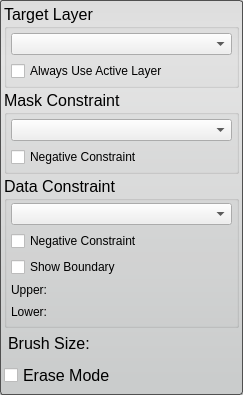
First picture: the form in src/Interface/ToolInterface/PaintToolInterface.ui, repository SCIInstitute/Seg3D, before the edit.
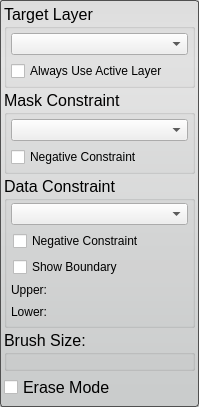
Second picture: the form after the edit. Custom widgets are drawn as their Qt base class.

Diff of the .ui file:
```diff
--- a/src/Interface/ToolInterface/PaintToolInterface.ui
+++ b/src/Interface/ToolInterface/PaintToolInterface.ui
@@ -6,8 +6,8 @@
    <rect>
     <x>0</x>
     <y>0</y>
-    <width>243</width>
-    <height>371</height>
+    <width>199</width>
+    <height>391</height>
    </rect>
   </property>
   <property name="sizePolicy">
@@ -182,17 +182,71 @@
        </widget>
       </item>
       <item>
-       <widget class="QCheckBox" name="negative_data_constraint_">
-        <property name="text">
-         <string>Negative Constraint</string>
+       <widget class="QWidget" name="widget_7" native="true">
+        <property name="minimumSize">
+         <size>
+          <width>0</width>
+          <height>20</height>
+         </size>
         </property>
+        <layout class="QHBoxLayout" name="horizontalLayout_5">
+         <property name="spacing">
+          <number>0</number>
+         </property>
+         <property name="leftMargin">
+          <number>2</number>
+         </property>
+         <property name="topMargin">
+          <number>0</number>
+         </property>
+         <property name="rightMargin">
+          <number>0</number>
+         </property>
+         <property name="bottomMargin">
+          <number>0</number>
+         </property>
+         <item>
+          <widget class="QCheckBox" name="negative_data_constraint_">
+           <property name="text">
+            <string>Negative Constraint</string>
+           </property>
+          </widget>
+         </item>
+        </layout>
        </widget>
       </item>
       <item>
-       <widget class="QCheckBox" name="show_boundary_">
-        <property name="text">
-         <string>Show Boundary</string>
+       <widget class="QWidget" name="widget_8" native="true">
+        <property name="minimumSize">
+         <size>
+          <width>0</width>
+          <height>20</height>
+         </size>
         </property>
+        <layout class="QHBoxLayout" name="horizontalLayout_4">
+         <property name="spacing">
+          <number>0</number>
+         </property>
+         <property name="leftMargin">
+          <number>2</number>
+         </property>
+         <property name="topMargin">
+          <number>0</number>
+         </property>
+         <property name="rightMargin">
+          <number>0</number>
+         </property>
+         <property name="bottomMargin">
+          <number>0</number>
+         </property>
+         <item>
+          <widget class="QCheckBox" name="show_boundary_">
+           <property name="text">
+            <string>Show Boundary</string>
+           </property>
+          </widget>
+         </item>
+        </layout>
        </widget>
       </item>
       <item>
@@ -243,21 +297,20 @@
     </widget>
    </item>
    <item>
-    <widget class="QWidget" name="widget_5" native="true">
-     <layout class="QVBoxLayout" name="verticalLayout_7">
+    <widget class="QGroupBox" name="groupBox">
+     <property name="title">
+      <string>Brush Size:</string>
+     </property>
+     <layout class="QHBoxLayout" name="horizontalLayout_6">
       <property name="spacing">
        <number>2</number>
       </property>
-      <property name="margin">
+      <property name="rightMargin">
        <number>4</number>
       </property>
-      <item>
-       <widget class="QLabel" name="brushLabel">
-        <property name="text">
-         <string>Brush Size:</string>
-        </property>
-       </widget>
-      </item>
+      <property name="bottomMargin">
+       <number>4</number>
+      </property>
       <item>
        <widget class="QtUtils::QtSliderIntCombo" name="brush_radius_" native="true"/>
       </item>
@@ -298,18 +351,18 @@
   </layout>
  </widget>
  <customwidgets>
-  <customwidget>
-   <class>QtUtils::QtSliderDoubleCombo</class>
-   <extends>QWidget</extends>
-   <header location="global">QtUtils/Widgets/QtSliderDoubleCombo.h</header>
-   <container>1</container>
-  </customwidget>
   <customwidget>
    <class>QtUtils::QtSliderIntCombo</class>
    <extends>QWidget</extends>
    <header location="global">QtUtils/Widgets/QtSliderIntCombo.h</header>
    <container>1</container>
   </customwidget>
+  <customwidget>
+   <class>QtUtils::QtSliderDoubleCombo</class>
+   <extends>QWidget</extends>
+   <header location="global">QtUtils/Widgets/QtSliderDoubleCombo.h</header>
+   <container>1</container>
+  </customwidget>
  </customwidgets>
  <resources/>
  <connections/>
```
Left out of the diff: 6 changed lines with no effect on the pictures.
